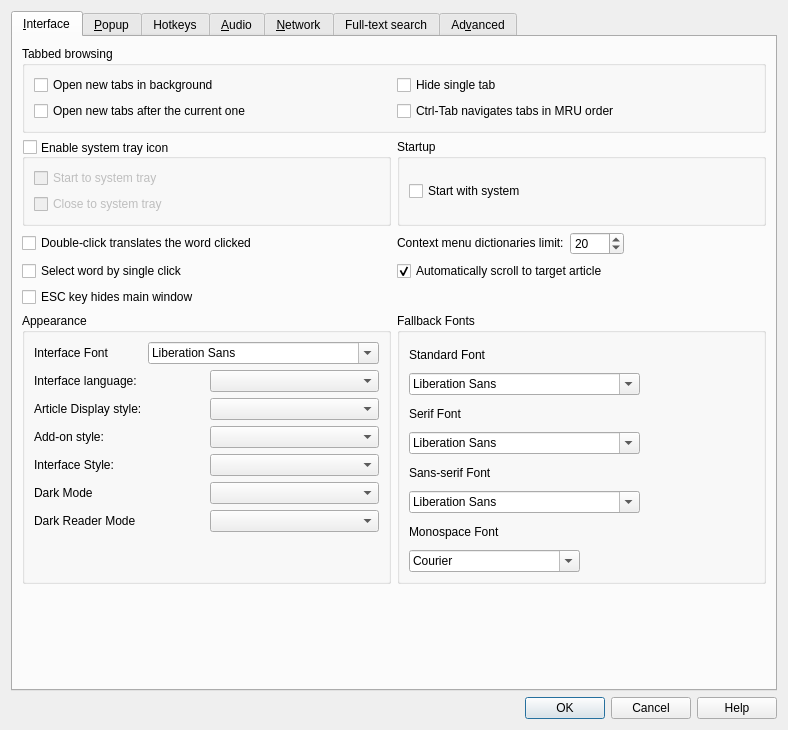
Before: the Qt Designer form src/ui/preferences.ui in xiaoyifang/goldendict-ng, drawn with Qt 5.
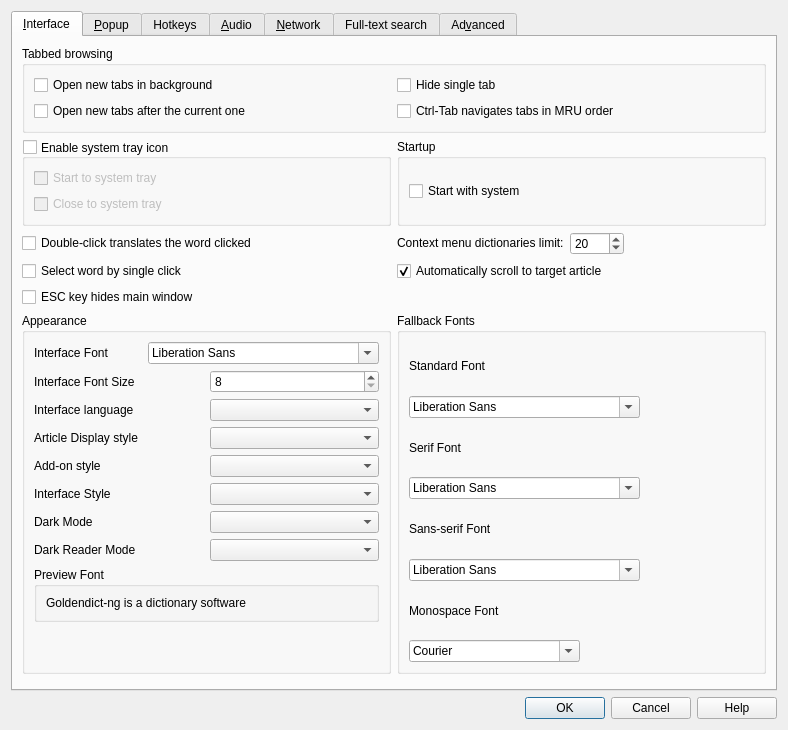
After: the same form once the commit is applied. Icons and pictures are not drawn. Custom widgets are drawn as their Qt base class.

Commit message:
feat: allow adjust application font size (#2183)
* opt: add font size adjustment

* opt:remove words zoom

* opt: add font preview

* [autofix.ci] apply automated fixes

* [autofix.ci] apply automated fixes (attempt 2/3)

* opt: add font preview

* [autofix.ci] apply automated fixes

* Apply suggestions from code review

---------

Diff of the .ui file:
```diff
--- a/src/ui/preferences.ui
+++ b/src/ui/preferences.ui
@@ -298,12 +298,33 @@
             </item>
            </layout>
           </item>
+          <item>
+           <layout class="QHBoxLayout" name="horizontalLayout_19">
+            <item>
+             <widget class="QLabel" name="label_30">
+              <property name="text">
+               <string>Interface Font Size</string>
+              </property>
+             </widget>
+            </item>
+            <item>
+             <widget class="QSpinBox" name="interfaceFontSize">
+              <property name="minimum">
+               <number>8</number>
+              </property>
+              <property name="maximum">
+               <number>32</number>
+              </property>
+             </widget>
+            </item>
+           </layout>
+          </item>
           <item>
            <layout class="QHBoxLayout" name="horizontalLayout_4">
             <item>
              <widget class="QLabel" name="label_6">
               <property name="text">
-               <string>Interface language:</string>
+               <string>Interface language</string>
               </property>
              </widget>
             </item>
@@ -333,7 +354,7 @@
             <item>
              <widget class="QLabel" name="label_9">
               <property name="text">
-               <string>Article Display style:</string>
+               <string>Article Display style</string>
               </property>
              </widget>
             </item>
@@ -360,7 +381,7 @@
             <item>
              <widget class="QLabel" name="addonStylesLabel">
               <property name="text">
-               <string>Add-on style:</string>
+               <string>Add-on style</string>
               </property>
              </widget>
             </item>
@@ -387,7 +408,7 @@
             <item>
              <widget class="QLabel" name="interfaceStyleLabel">
               <property name="text">
-               <string>Interface Style:</string>
+               <string>Interface Style</string>
               </property>
              </widget>
             </item>
@@ -438,6 +459,29 @@
             </item>
            </layout>
           </item>
+          <item>
+           <layout class="QHBoxLayout" name="horizontalLayout_23">
+            <item>
+             <widget class="QGroupBox" name="groupBox_8">
+              <property name="title">
+               <string>Preview Font</string>
+              </property>
+              <layout class="QVBoxLayout" name="verticalLayout_22">
+               <item>
+                <widget class="QLabel" name="previewFont">
+                 <property name="text">
+                  <string>Goldendict-ng is a dictionary software</string>
+                 </property>
+                 <property name="wordWrap">
+                  <bool>true</bool>
+                 </property>
+                </widget>
+               </item>
+              </layout>
+             </widget>
+            </item>
+           </layout>
+          </item>
           <item>
            <spacer name="verticalSpacer_5">
             <property name="orientation">
```
Left out of the diff: 8 changed lines with no effect on the pictures. The commit also changes 11 other files.
